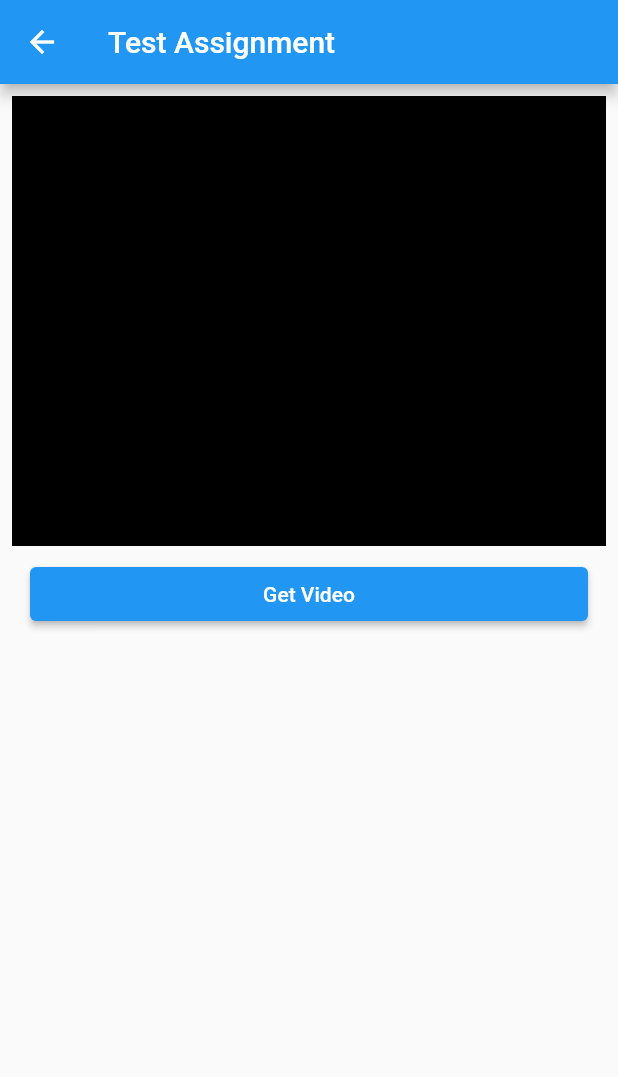
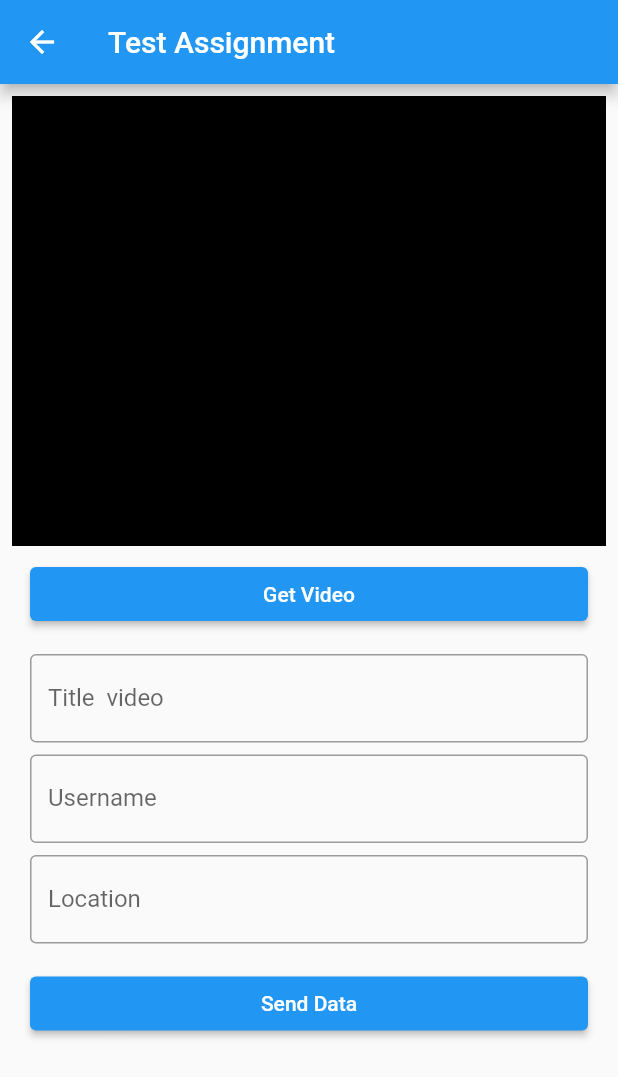
Before and after one commit to valendion/Test-Flutter, a Flutter app: the AddPage screen opened by its route, after a tap on "Get Video", on a phone screen of 412 x 824 dp. Shown: the top 1077 px of the screen. Run offline on Flutter 3.47's test engine with Material 2 defaults, Android fonts, the phone set to English and light mode, and no system bars; our stand-ins replace firebase_auth, firebase_core, flutter_riverpod, flutter_svg, fluttertoast, location and 3 more; missing offline and left inert: dart:ffi, images_picker; accounts and stored records are empty.

Commit message:
Menambahkan Permission

```diff
--- a/lib/pages/add_page.dart
+++ b/lib/pages/add_page.dart
@@ -5,9 +5,12 @@ import 'package:flutter_riverpod/flutter_riverpod.dart';
 import 'package:flutter_svg/svg.dart';
 
 import 'package:images_picker/images_picker.dart';
+import 'package:location/location.dart';
 
 import 'package:native_video_view/native_video_view.dart';
 import 'package:test_assignment/provider/camera_provider.dart';
+import 'package:test_assignment/provider/input_text.dart';
+import 'package:test_assignment/provider/location_provider.dart';
 import 'package:test_assignment/utils/camera_helper.dart';
 
 class AddPage extends ConsumerStatefulWidget {
@@ -19,13 +22,20 @@ class AddPage extends ConsumerStatefulWidget {
 }
 
 class _AddPageState extends ConsumerState<AddPage> {
+  final TextEditingController _inputTitle = TextEditingController();
+  final TextEditingController _inputUsername = TextEditingController();
+  final TextEditingController _inputLocation = TextEditingController();
+
   @override
   Widget build(BuildContext context) {
+    var pemissionLocation = ref.watch(permissionLocationProvider);
+    var location = ref.watch(locationProvider);
     return Scaffold(
         appBar: AppBar(
           title: const Text('Test Assignment'),
         ),
-        body: Center(
+        body: SingleChildScrollView(
+          child: Center(
               child: Column(children: [
             _uiVideo(ref.watch(pathVideoProvider)),
             SizedBox(
@@ -40,28 +50,96 @@ class _AddPageState extends ConsumerState<AddPage> {
                           openCamera[0].path.toString();
                       debugPrint('Path ${ref.watch(pathVideoProvider)}');
                     },
-                  child: const Text('Get Video')))
-        ])));
+                    child: const Text('Get Video'))),
+            const SizedBox(
+              height: 16,
+            ),
+            SizedBox(
+              width: MediaQuery.of(context).size.width - 40,
+              child: TextField(
+                controller: _inputTitle,
+                decoration: const InputDecoration(
+                    border: OutlineInputBorder(), labelText: 'Title  video'),
+              ),
+            ),
+            const SizedBox(
+              height: 8,
+            ),
+            SizedBox(
+              width: MediaQuery.of(context).size.width - 40,
+              child: TextField(
+                keyboardType: TextInputType.text,
+                controller: _inputUsername,
+                decoration: const InputDecoration(
+                    border: OutlineInputBorder(), labelText: 'Username'),
+              ),
+            ),
+            const SizedBox(
+              height: 8,
+            ),
+            SizedBox(
+              width: MediaQuery.of(context).size.width - 40,
+              child: TextField(
+                controller: _inputLocation,
+                keyboardType: TextInputType.none,
+                onTap: () {
+                  pemissionLocation.when(
+                      data: ((data) {
+                        print('Permssion => ${data.name}');
+                        switch (data) {
+                          case PermissionStatus.granted:
+                            location.when(
+                                data: ((data) {
+                                  print('Location => ${data.longitude}');
+                                  _inputLocation.text =
+                                      'Longitude : ${data.longitude} dan Latitude : ${data.latitude}';
+                                }),
+                                error: ((error, stackTrace) {}),
+                                loading: () {
+                                  const CircularProgressIndicator();
+                                });
+                            break;
+                          default:
+                        }
+                      }),
+                      error: (error, stack) {},
+                      loading: () {
+                        const CircularProgressIndicator();
+                      });
+                },
+                decoration: const InputDecoration(
+                    border: OutlineInputBorder(), labelText: 'Location'),
+              ),
+            ),
+            const SizedBox(
+              height: 16,
+            ),
+            SizedBox(
+                width: MediaQuery.of(context).size.width - 40,
+                child: ElevatedButton(
+                    onPressed: () async {}, child: const Text('Send Data'))),
+          ])),
+        ));
   }
 
   _uiVideo(String path) {
     if (path == 'add_image') {
       return Container(
-        margin: EdgeInsets.all(8),
+        margin: const EdgeInsets.all(8),
         width: double.infinity,
         height: 300,
         child: SvgPicture.asset("asset/image/ic_video.svg"),
       );
     } else if (path.isEmpty) {
       return Container(
-        margin: EdgeInsets.all(8),
+        margin: const EdgeInsets.all(8),
         width: double.infinity,
         color: Colors.black,
         height: 300,
       );
     } else {
       return Container(
-        margin: EdgeInsets.all(8),
+        margin: const EdgeInsets.all(8),
         width: double.infinity,
         height: 300,
         child: NativeVideoView(
@@ -90,4 +168,13 @@ class _AddPageState extends ConsumerState<AddPage> {
       );
     }
   }
+
+  @override
+  void dispose() {
+    // TODO: implement dispose
+    super.dispose();
+    _inputLocation.dispose();
+    _inputTitle.dispose();
+    _inputUsername.dispose();
   }
+}
--- a/lib/pages/otp_page.dart
+++ b/lib/pages/otp_page.dart
@@ -157,7 +157,7 @@ class _OtpPageState extends ConsumerState<OtpPage> {
       await AuthServices.getAuth.verifyPhoneNumber(
         phoneNumber: '+62$phoneNumber',
         verificationCompleted: (_) {
-          // await FirebaseAuth.instance.signInWithCredential(credential);
+          // Kode kosong karena otp manual
         },
         verificationFailed: ((error) {
           debugPrint(error.message.toString());
--- /dev/null
+++ b/lib/provider/input_text.dart
@@ -0,0 +1,3 @@
+import 'package:flutter_riverpod/flutter_riverpod.dart';
+
+final inputLocationProvider = StateProvider<String>(((ref) => ''));
--- /dev/null
+++ b/lib/provider/location_provider.dart
@@ -0,0 +1,14 @@
+import 'package:flutter_riverpod/flutter_riverpod.dart';
+import 'package:location/location.dart';
+import 'package:test_assignment/model/user_location.dart';
+import 'package:test_assignment/utils/location_services.dart';
+
+final locationService = Provider((ref) => LocationService());
+
+final permissionLocationProvider = FutureProvider<PermissionStatus>(((ref) {
+  return ref.read(locationService).getPermission();
+}));
+
+final locationProvider = StreamProvider<UserLocation>(((ref) {
+  return ref.read(locationService).getLocation();
+}));
--- /dev/null
+++ b/lib/utils/location_services.dart
@@ -0,0 +1,43 @@
+import 'dart:async';
+
+import 'package:location/location.dart';
+import 'package:test_assignment/model/user_location.dart';
+
+class LocationService {
+  final Location _location = Location();
+  Location get location => _location;
+
+  final StreamController<UserLocation> _locationStreamController =
+      StreamController<UserLocation>();
+  Stream<UserLocation> get locationStream => _locationStreamController.stream;
+
+  LocationService() {
+    // _location.requestPermission().then((permissionStatus) => {
+    //       if (permissionStatus == PermissionStatus.granted)
+    //         {
+    //           _location.onLocationChanged.listen((locationData) {
+    //             _locationStreamController.add(UserLocation(
+    //                 latitude: locationData.latitude.toString(),
+    //                 longitude: locationData.longitude.toString()));
+    //           })
+    //         }
+    //     });
+  }
+
+  FutureOr<PermissionStatus> getPermission() {
+    return location.requestPermission();
+  }
+
+  Stream<UserLocation> getLocation() async* {
+    var locationCurrent = location.onLocationChanged;
+    await for (final locationTransform in locationCurrent) {
+      yield UserLocation(
+          latitude: locationTransform.latitude ?? 0,
+          longitude: locationTransform.longitude ?? 0);
+    }
+  }
+
+  // disposeLocation() {
+  //   _locationStreamController.close();
+  // }
+}
--- a/pubspec.yaml
+++ b/pubspec.yaml
@@ -38,6 +38,7 @@ dependencies:
   flutter_svg: ^1.1.6
   fluttertoast: ^8.1.2
   images_picker: ^1.2.11
+  location: ^4.4.0
   native_video_view: ^1.0.5
   otp_text_field: ^1.1.3
 
```
Also changed, not shown: lib/model/user_location.dart (added, +8 -0 lines), lib/utils/location.dart (added), pubspec.lock, 3 other files. Lines whose indentation alone changed are shown as unchanged.
